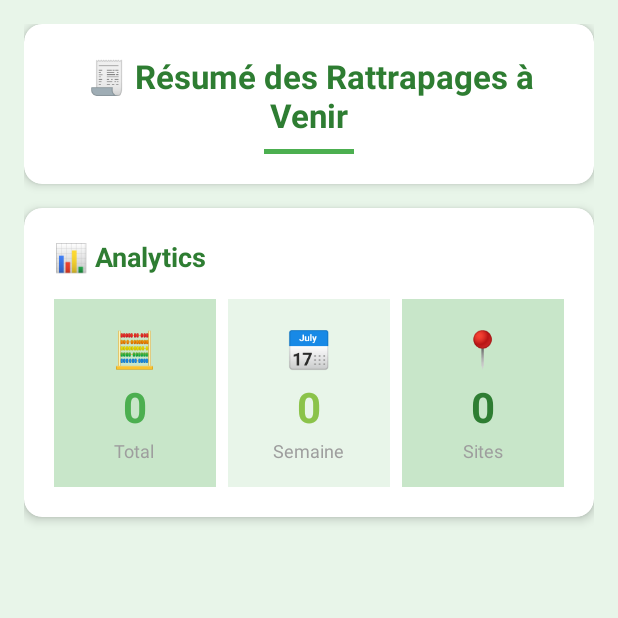
After one commit to souhaillafhais/EmsiSmartPresence, an Android app: the RattrapageActivity screen opened directly, with no data from a screen before it, on a phone screen of 412 x 824 dp, the top half of it. The commit adds this screen. Run offline under Robolectric (Android 15) with nearby library versions, the phone set to English and light mode, and no system bars; our stand-ins replace Firebase (no records; nobody signed in at launch, a user with empty details on screens opened directly).

Commit message:
Implement Rattrapages feature

```diff
--- a/app/src/main/AndroidManifest.xml
+++ b/app/src/main/AndroidManifest.xml
@@ -49,6 +49,8 @@
             android:name=".MainActivity"
             android:exported="false"
             android:windowSoftInputMode="adjustResize" /> <!-- Service Firebase (si utilisé) -->
+        <activity
+            android:name=".RattrapageActivity" />
         <service
             android:name="com.google.firebase.components.ComponentDiscoveryService"
             android:exported="false">
--- /dev/null
+++ b/app/src/main/java/com/example/emsismartpresence/RattrapageActivity.java
@@ -0,0 +1,292 @@
+package com.example.emsismartpresence;
+
+import android.graphics.drawable.GradientDrawable;
+import android.os.Bundle;
+import android.view.View;
+import android.widget.Button;
+import android.widget.LinearLayout;
+import android.widget.TextView;
+import android.widget.Toast;
+
+import androidx.appcompat.app.AppCompatActivity;
+import androidx.cardview.widget.CardView;
+import androidx.core.content.ContextCompat;
+
+import com.google.firebase.auth.FirebaseAuth;
+import com.google.firebase.auth.FirebaseUser;
+import com.google.firebase.firestore.DocumentSnapshot;
+import com.google.firebase.firestore.FirebaseFirestore;
+import com.google.firebase.firestore.QuerySnapshot;
+
+import java.text.SimpleDateFormat;
+import java.util.ArrayList;
+import java.util.Calendar;
+import java.util.Date;
+import java.util.HashSet;
+import java.util.List;
+import java.util.Locale;
+import java.util.Set;
+
+public class RattrapageActivity extends AppCompatActivity {
+
+    private LinearLayout layoutCards;
+    private FirebaseFirestore db;
+    private FirebaseAuth auth;
+    private TextView tvTotalCount, tvWeekCount, tvSitesCount;
+
+    private String currentProfesseurId;
+    private TextView tvHeader;
+
+    @Override
+    protected void onCreate(Bundle savedInstanceState) {
+        super.onCreate(savedInstanceState);
+        setContentView(R.layout.activity_rattrapage);
+
+        // Initialize views
+        layoutCards = findViewById(R.id.layoutCards);
+        tvTotalCount = findViewById(R.id.tvTotalCount);
+        tvWeekCount = findViewById(R.id.tvWeekCount);
+        tvSitesCount = findViewById(R.id.tvSitesCount);
+        tvHeader = findViewById(R.id.tvHeader);
+
+        db = FirebaseFirestore.getInstance();
+        auth = FirebaseAuth.getInstance();
+
+        FirebaseUser user = auth.getCurrentUser();
+
+        if (user != null) {
+            currentProfesseurId = user.getUid();
+            loadRattrapagesFromFirestore();
+        } else {
+            Toast.makeText(this, "Utilisateur non connecté", Toast.LENGTH_SHORT).show();
+            finish();
+        }
+    }
+
+    private void loadRattrapagesFromFirestore() {
+        db.collection("rattrapages")
+                .whereEqualTo("professeurId", currentProfesseurId)
+                .whereEqualTo("statut", "À venir")
+                .get()
+                .addOnCompleteListener(task -> {
+                    if (task.isSuccessful()) {
+                        QuerySnapshot querySnapshot = task.getResult();
+                        if (querySnapshot != null && !querySnapshot.isEmpty()) {
+                            List<Rattrapage> rattrapages = new ArrayList<>();
+                            for (DocumentSnapshot doc : querySnapshot.getDocuments()) {
+                                String matiere = doc.getString("matiere");
+                                String groupe = doc.getString("groupe");
+                                String date = doc.getString("date");
+                                String heureDeb = doc.getString("heureDeb");
+                                String heureFin = doc.getString("heureFin");
+                                String site = doc.getString("site");
+                                String statut = doc.getString("statut");
+
+                                rattrapages.add(new Rattrapage(matiere, groupe, date, heureDeb + " - " + heureFin, site, statut, doc.getId()));
+                            }
+                            updateAnalytics(rattrapages);
+                            displayRattrapages(rattrapages);
+                        } else {
+                            updateAnalytics(new ArrayList<>());
+                            Toast.makeText(this, "Aucun rattrapage à venir.", Toast.LENGTH_SHORT).show();
+                        }
+                    } else {
+                        Toast.makeText(this, "Erreur de chargement.", Toast.LENGTH_SHORT).show();
+                    }
+                });
+    }
+
+    private void updateAnalytics(List<Rattrapage> rattrapages) {
+        // Total count
+        tvTotalCount.setText(String.valueOf(rattrapages.size()));
+
+        // Count for this week
+        int weekCount = 0;
+        Calendar calendar = Calendar.getInstance();
+        int currentWeek = calendar.get(Calendar.WEEK_OF_YEAR);
+        int currentYear = calendar.get(Calendar.YEAR);
+
+        SimpleDateFormat sdf = new SimpleDateFormat("dd MMMM yyyy", Locale.FRENCH);
+
+        for (Rattrapage r : rattrapages) {
+            try {
+                Date date = sdf.parse(r.date);
+                if (date != null) {
+                    calendar.setTime(date);
+                    int rattrapageWeek = calendar.get(Calendar.WEEK_OF_YEAR);
+                    int rattrapageYear = calendar.get(Calendar.YEAR);
+
+                    if (rattrapageWeek == currentWeek && rattrapageYear == currentYear) {
+                        weekCount++;
+                    }
+                }
+            } catch (Exception e) {
+                // Handle parsing error
+            }
+        }
+        tvWeekCount.setText(String.valueOf(weekCount));
+
+        // Count unique sites
+        Set<String> uniqueSites = new HashSet<>();
+        for (Rattrapage r : rattrapages) {
+            if (r.site != null && !r.site.trim().isEmpty()) {
+                // Extract just the site name (before comma if present)
+                String siteName = r.site.split(",")[0].trim();
+                uniqueSites.add(siteName);
+            }
+        }
+        tvSitesCount.setText(String.valueOf(uniqueSites.size()));
+    }
+
+    private void displayRattrapages(List<Rattrapage> rattrapages) {
+        layoutCards.removeAllViews();
+        for (Rattrapage r : rattrapages) {
+            layoutCards.addView(createEnhancedCardView(r));
+        }
+    }
+
+    private View createEnhancedCardView(Rattrapage r) {
+        // Create CardView
+        CardView cardView = new CardView(this);
+        LinearLayout.LayoutParams cardParams = new LinearLayout.LayoutParams(
+                LinearLayout.LayoutParams.MATCH_PARENT,
+                LinearLayout.LayoutParams.WRAP_CONTENT);
+        cardParams.setMargins(0, 0, 0, 16);
+        cardView.setLayoutParams(cardParams);
+        cardView.setCardElevation(4);
+        cardView.setRadius(12);
+        cardView.setCardBackgroundColor(ContextCompat.getColor(this, R.color.white));
+
+        // Main container
+        LinearLayout mainContainer = new LinearLayout(this);
+        mainContainer.setOrientation(LinearLayout.VERTICAL);
+        mainContainer.setPadding(20, 20, 20, 20);
+
+        // Header with matière
+        TextView matiereHeader = new TextView(this);
+        matiereHeader.setText("📚 " + r.matiere);
+        matiereHeader.setTextSize(18);
+        matiereHeader.setTextColor(ContextCompat.getColor(this, R.color.darkGreen));
+        matiereHeader.setTypeface(null, android.graphics.Typeface.BOLD);
+        LinearLayout.LayoutParams headerParams = new LinearLayout.LayoutParams(
+                LinearLayout.LayoutParams.MATCH_PARENT,
+                LinearLayout.LayoutParams.WRAP_CONTENT);
+        headerParams.setMargins(0, 0, 0, 12);
+        matiereHeader.setLayoutParams(headerParams);
+        mainContainer.addView(matiereHeader);
+
+        // Info container
+        LinearLayout infoContainer = new LinearLayout(this);
+        infoContainer.setOrientation(LinearLayout.VERTICAL);
+        infoContainer.setPadding(12, 12, 12, 12);
+        infoContainer.setBackgroundColor(ContextCompat.getColor(this, R.color.lightGray));
+
+        // Round corners for info container
+        GradientDrawable shape = new GradientDrawable();
+        shape.setShape(GradientDrawable.RECTANGLE);
+        shape.setCornerRadius(8);
+        shape.setColor(ContextCompat.getColor(this, R.color.lightGray));
+        infoContainer.setBackground(shape);
+
+        infoContainer.addView(createInfoTextView("👥 Groupe", r.groupe));
+        infoContainer.addView(createInfoTextView("📅 Date", r.date));
+        infoContainer.addView(createInfoTextView("🕒 Heure", r.heure));
+        infoContainer.addView(createInfoTextView("📍 Site", r.site));
+        infoContainer.addView(createInfoTextView("✅ Statut", r.statut));
+
+        mainContainer.addView(infoContainer);
+
+        // Button container
+        LinearLayout buttonContainer = new LinearLayout(this);
+        buttonContainer.setOrientation(LinearLayout.HORIZONTAL);
+        LinearLayout.LayoutParams buttonContainerParams = new LinearLayout.LayoutParams(
+                LinearLayout.LayoutParams.MATCH_PARENT,
+                LinearLayout.LayoutParams.WRAP_CONTENT);
+        buttonContainerParams.setMargins(0, 16, 0, 0);
+        buttonContainer.setLayoutParams(buttonContainerParams);
+
+        // Done button
+        Button btnDone = new Button(this);
+        btnDone.setText("✅ Marquer comme effectué");
+        btnDone.setTextColor(ContextCompat.getColor(this, R.color.white));
+        btnDone.setBackgroundColor(ContextCompat.getColor(this, R.color.colorPrimary));
+
+        // Round corners for button
+        GradientDrawable buttonShape = new GradientDrawable();
+        buttonShape.setShape(GradientDrawable.RECTANGLE);
+        buttonShape.setCornerRadius(8);
+        buttonShape.setColor(ContextCompat.getColor(this, R.color.colorPrimary));
+        btnDone.setBackground(buttonShape);
+
+        btnDone.setPadding(16, 12, 16, 12);
+        btnDone.setOnClickListener(v -> markAsDone(r));
+
+        LinearLayout.LayoutParams buttonParams = new LinearLayout.LayoutParams(
+                LinearLayout.LayoutParams.MATCH_PARENT,
+                LinearLayout.LayoutParams.WRAP_CONTENT);
+        btnDone.setLayoutParams(buttonParams);
+
+        buttonContainer.addView(btnDone);
+        mainContainer.addView(buttonContainer);
+
+        cardView.addView(mainContainer);
+        return cardView;
+    }
+
+    private LinearLayout createInfoTextView(String label, String value) {
+        LinearLayout container = new LinearLayout(this);
+        container.setOrientation(LinearLayout.HORIZONTAL);
+        LinearLayout.LayoutParams params = new LinearLayout.LayoutParams(
+                LinearLayout.LayoutParams.MATCH_PARENT,
+                LinearLayout.LayoutParams.WRAP_CONTENT);
+        params.setMargins(0, 4, 0, 4);
+        container.setLayoutParams(params);
+
+        TextView labelTv = new TextView(this);
+        labelTv.setText(label + " :");
+        labelTv.setTextSize(14);
+        labelTv.setTextColor(ContextCompat.getColor(this, R.color.gray));
+        labelTv.setTypeface(null, android.graphics.Typeface.BOLD);
+        LinearLayout.LayoutParams labelParams = new LinearLayout.LayoutParams(
+                0, LinearLayout.LayoutParams.WRAP_CONTENT, 0.4f);
+        labelTv.setLayoutParams(labelParams);
+
+        TextView valueTv = new TextView(this);
+        valueTv.setText(value);
+        valueTv.setTextSize(14);
+        valueTv.setTextColor(ContextCompat.getColor(this, R.color.darkGreen));
+        LinearLayout.LayoutParams valueParams = new LinearLayout.LayoutParams(
+                0, LinearLayout.LayoutParams.WRAP_CONTENT, 0.6f);
+        valueTv.setLayoutParams(valueParams);
+
+        container.addView(labelTv);
+        container.addView(valueTv);
+
+        return container;
+    }
+
+    private void markAsDone(Rattrapage r) {
+        db.collection("rattrapages")
+                .document(r.docId)
+                .update("statut", "Effectué")
+                .addOnSuccessListener(aVoid -> {
+                    Toast.makeText(this, "Rattrapage marqué comme effectué", Toast.LENGTH_SHORT).show();
+                    loadRattrapagesFromFirestore();
+                })
+                .addOnFailureListener(e -> Toast.makeText(this, "Erreur lors de la mise à jour", Toast.LENGTH_SHORT).show());
+    }
+
+    static class Rattrapage {
+        String matiere, groupe, date, heure, site, statut, docId;
+
+        Rattrapage(String matiere, String groupe, String date, String heure, String site, String statut, String docId) {
+            this.matiere = matiere;
+            this.groupe = groupe;
+            this.date = date;
+            this.heure = heure;
+            this.site = site;
+            this.statut = statut;
+            this.docId = docId;
+        }
+    }
+}
--- /dev/null
+++ b/app/src/main/res/layout/activity_rattrapage.xml
@@ -0,0 +1,207 @@
+<?xml version="1.0" encoding="utf-8"?>
+<ScrollView xmlns:android="http://schemas.android.com/apk/res/android"
+    xmlns:app="http://schemas.android.com/apk/res-auto"
+    android:id="@+id/scrollView"
+    android:layout_width="match_parent"
+    android:layout_height="match_parent"
+    android:background="@color/colorBackground"
+    android:padding="16dp">
+
+    <LinearLayout
+        android:id="@+id/rootLayout"
+        android:layout_width="match_parent"
+        android:layout_height="wrap_content"
+        android:orientation="vertical">
+
+        <!-- Header Card -->
+        <androidx.cardview.widget.CardView
+            android:layout_width="match_parent"
+            android:layout_height="wrap_content"
+            android:layout_marginBottom="16dp"
+            app:cardCornerRadius="12dp"
+            app:cardElevation="4dp"
+            app:cardBackgroundColor="@color/white">
+
+            <LinearLayout
+                android:layout_width="match_parent"
+                android:layout_height="wrap_content"
+                android:orientation="vertical"
+                android:padding="20dp">
+
+                <TextView
+                    android:id="@+id/tvHeader"
+                    android:layout_width="match_parent"
+                    android:layout_height="wrap_content"
+                    android:text="🧾 Résumé des Rattrapages à Venir"
+                    android:textSize="22sp"
+                    android:textStyle="bold"
+                    android:textColor="@color/darkGreen"
+                    android:gravity="center_horizontal"
+                    android:layout_marginBottom="8dp" />
+
+                <View
+                    android:layout_width="60dp"
+                    android:layout_height="3dp"
+                    android:background="@color/colorPrimary"
+                    android:layout_gravity="center" />
+
+            </LinearLayout>
+
+        </androidx.cardview.widget.CardView>
+
+        <!-- Analytics Card -->
+        <androidx.cardview.widget.CardView
+            android:layout_width="match_parent"
+            android:layout_height="wrap_content"
+            android:layout_marginBottom="16dp"
+            app:cardCornerRadius="12dp"
+            app:cardElevation="4dp"
+            app:cardBackgroundColor="@color/white">
+
+            <LinearLayout
+                android:layout_width="match_parent"
+                android:layout_height="wrap_content"
+                android:orientation="vertical"
+                android:padding="20dp">
+
+                <TextView
+                    android:layout_width="match_parent"
+                    android:layout_height="wrap_content"
+                    android:text="📊 Analytics"
+                    android:textSize="18sp"
+                    android:textStyle="bold"
+                    android:textColor="@color/darkGreen"
+                    android:layout_marginBottom="16dp" />
+
+                <LinearLayout
+                    android:layout_width="match_parent"
+                    android:layout_height="wrap_content"
+                    android:orientation="horizontal"
+                    android:weightSum="3">
+
+                    <!-- Total Card -->
+                    <LinearLayout
+                        android:layout_width="0dp"
+                        android:layout_height="wrap_content"
+                        android:layout_weight="1"
+                        android:orientation="vertical"
+                        android:background="@color/lightGreen"
+                        android:padding="16dp"
+                        android:layout_marginEnd="8dp"
+                        android:gravity="center">
+
+                        <TextView
+                            android:layout_width="wrap_content"
+                            android:layout_height="wrap_content"
+                            android:text="🧮"
+                            android:textSize="24sp"
+                            android:layout_marginBottom="4dp" />
+
+                        <TextView
+                            android:id="@+id/tvTotalCount"
+                            android:layout_width="wrap_content"
+                            android:layout_height="wrap_content"
+                            android:text="5"
+                            android:textSize="28sp"
+                            android:textStyle="bold"
+                            android:textColor="@color/colorPrimary"
+                            android:layout_marginBottom="2dp" />
+
+                        <TextView
+                            android:layout_width="wrap_content"
+                            android:layout_height="wrap_content"
+                            android:text="Total"
+                            android:textSize="12sp"
+                            android:textColor="@color/gray" />
+
+                    </LinearLayout>
+
+                    <!-- Semaine Card -->
+                    <LinearLayout
+                        android:layout_width="0dp"
+                        android:layout_height="wrap_content"
+                        android:layout_weight="1"
+                        android:orientation="vertical"
+                        android:background="@color/colorBackground"
+                        android:padding="16dp"
+                        android:layout_marginEnd="8dp"
+                        android:gravity="center">
+
+                        <TextView
+                            android:layout_width="wrap_content"
+                            android:layout_height="wrap_content"
+                            android:text="📅"
+                            android:textSize="24sp"
+                            android:layout_marginBottom="4dp" />
+
+                        <TextView
+                            android:id="@+id/tvWeekCount"
+                            android:layout_width="wrap_content"
+                            android:layout_height="wrap_content"
+                            android:text="3"
+                            android:textSize="28sp"
+                            android:textStyle="bold"
+                            android:textColor="@color/colorAccent"
+                            android:layout_marginBottom="2dp" />
+
+                        <TextView
+                            android:layout_width="wrap_content"
+                            android:layout_height="wrap_content"
+                            android:text="Semaine"
+                            android:textSize="12sp"
+                            android:textColor="@color/gray" />
+
+                    </LinearLayout>
+
+                    <!-- Sites Card -->
+                    <LinearLayout
+                        android:layout_width="0dp"
+                        android:layout_height="wrap_content"
+                        android:layout_weight="1"
+                        android:orientation="vertical"
+                        android:background="@color/lightGreen"
+                        android:padding="16dp"
+                        android:gravity="center">
+
+                        <TextView
+                            android:layout_width="wrap_content"
+                            android:layout_height="wrap_content"
+                            android:text="📍"
+                            android:textSize="24sp"
+                            android:layout_marginBottom="4dp" />
+
+                        <TextView
+                            android:id="@+id/tvSitesCount"
+                            android:layout_width="wrap_content"
+                            android:layout_height="wrap_content"
+                            android:text="2"
+                            android:textSize="28sp"
+                            android:textStyle="bold"
+                            android:textColor="@color/darkGreen"
+                            android:layout_marginBottom="2dp" />
+
+                        <TextView
+                            android:layout_width="wrap_content"
+                            android:layout_height="wrap_content"
+                            android:text="Sites"
+                            android:textSize="12sp"
+                            android:textColor="@color/gray" />
+
+                    </LinearLayout>
+
+                </LinearLayout>
+
+            </LinearLayout>
+
+        </androidx.cardview.widget.CardView>
+
+        <!-- Container for dynamically added cards -->
+        <LinearLayout
+            android:id="@+id/layoutCards"
+            android:layout_width="match_parent"
+            android:layout_height="wrap_content"
+            android:orientation="vertical" />
+
+    </LinearLayout>
+
+</ScrollView>
```
Also changed, not shown: app/src/main/java/com/example/emsismartpresence/MainActivity.java (+10 -0 lines), app/src/main/res/drawable/button_rounded_green.xml (added, +13 -0 lines), app/src/main/res/layout/activity_main.xml (+1 -25 lines).
